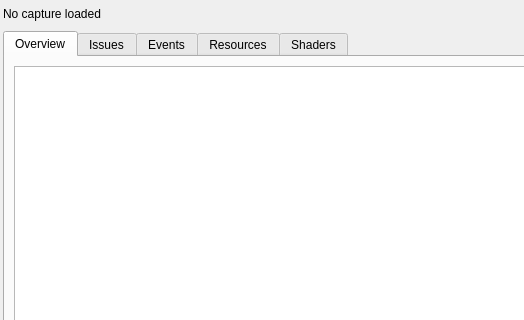
First picture: the form in qrenderdoc/Windows/AnalyzerReportViewer.ui, repository lizr-arch/renderdoc-ai, before the edit; both pictures show x 0 to 524 and y 0 to 320 of the 1040 by 680 pixel window.
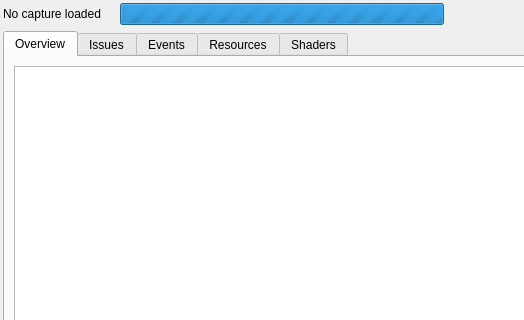
Second picture: the form after the edit.

Commit message:
feat(qrenderdoc-analyzer): add async refresh with busy progress state
- run analyzer snapshot build on replay async path instead of blocking UI thread

- add viewer busy gate for refresh/export/jump and status/progress indicators

- make FrameAnalyzer replay-aware to avoid nested BlockInvoke in async flow

- log /do verification and remaining manual acceptance in plan

Patch:
```diff
--- a/qrenderdoc/Windows/AnalyzerReportViewer.ui
+++ b/qrenderdoc/Windows/AnalyzerReportViewer.ui
@@ -35,6 +35,38 @@
        </property>
       </widget>
      </item>
+     <item>
+      <widget class="QLabel" name="statusLabel">
+       <property name="text">
+        <string/>
+       </property>
+      </widget>
+     </item>
+     <item>
+      <widget class="QProgressBar" name="progressBar">
+       <property name="minimumSize">
+        <size>
+         <width>120</width>
+         <height>0</height>
+        </size>
+       </property>
+       <property name="minimum">
+        <number>0</number>
+       </property>
+       <property name="maximum">
+        <number>0</number>
+       </property>
+       <property name="value">
+        <number>0</number>
+       </property>
+       <property name="textVisible">
+        <bool>false</bool>
+       </property>
+       <property name="visible">
+        <bool>false</bool>
+       </property>
+      </widget>
+     </item>
      <item>
       <spacer name="horizontalSpacer">
        <property name="orientation">
```
Left out of the diff: 6 changed lines with no effect on the pictures. The commit also changes 5 other files.
